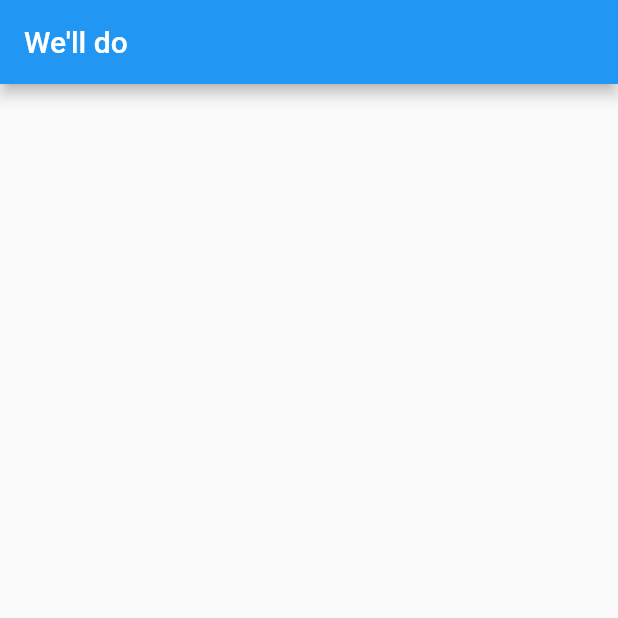
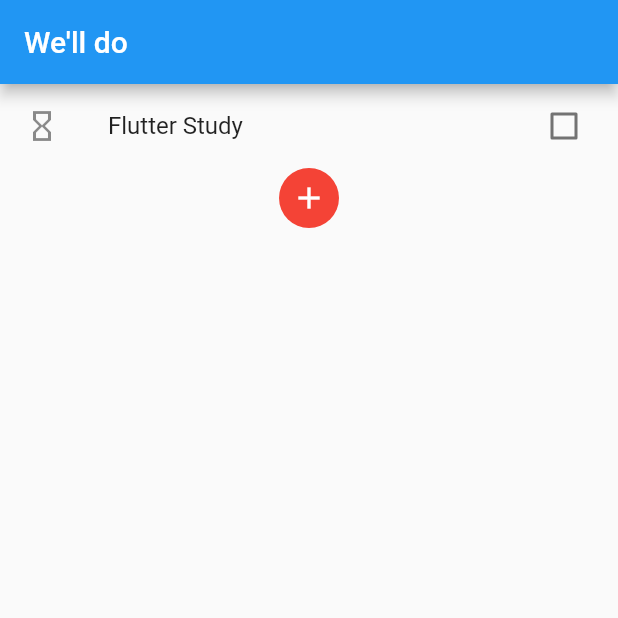
Before and after one commit to jpoh281/todoList, a Flutter app: the screen it shows after launch, on a phone screen of 412 x 824 dp, the top half of it. Run offline on Flutter 3.47's test engine with Material 2 defaults, Android fonts, the phone set to English and light mode, and no system bars.

Commit message:
2020-01-10 We'll do Project 1일차 시험용 CheckboxListTile & showDialog & AlertDialog

```diff
--- a/lib/main.dart
+++ b/lib/main.dart
@@ -1,15 +1,11 @@
 import 'package:flutter/material.dart';
+import 'package:todolist_jpoh/main_page.dart';
 
 void main() => runApp(Main());
 
 class Main extends StatelessWidget {
   @override
   Widget build(BuildContext context) {
-    return MaterialApp(
-      home: Scaffold(
-        appBar: AppBar(title: Text("We'll do")),
-        body: Container(),
-      ),
-    );
+    return MaterialApp(home: MainPage());
   }
 }
--- /dev/null
+++ b/lib/main_page.dart
@@ -0,0 +1,61 @@
+import 'package:flutter/cupertino.dart';
+import 'package:flutter/material.dart';
+import 'package:flutter/scheduler.dart';
+
+class MainPage extends StatefulWidget {
+  @override
+  _MainPageState createState() => _MainPageState();
+}
+
+class _MainPageState extends State<MainPage> {
+  bool _isChecked = false;
+  @override
+  Widget build(BuildContext context) {
+    return MaterialApp(
+      home: Scaffold(
+        appBar: AppBar(
+          title: Text("We'll do"),
+        ),
+        body: Column(
+          children: <Widget>[
+            CheckboxListTile(
+              title: const Text('Flutter Study'),
+              value: _isChecked,
+              onChanged: (_) {
+                setState(() {
+                  _isChecked = !_isChecked;
+                });
+              },
+              secondary: Icon(Icons.hourglass_empty),
+            ),
+            CircleAvatar(
+              backgroundColor: Colors.red,
+              child: IconButton(
+                  icon: Icon(
+                    Icons.add,
+                    color: Colors.white,
+                  ),
+                  onPressed: () => addSchedule(context)),
+            ),
+          ],
+        ),
+      ),
+    );
+  }
+}
+
+addSchedule(BuildContext context) {
+  return showDialog(
+      context: context,
+      builder: (_) => AlertDialog(
+              title: Text('To do List'),
+              content: Text('Do you want to add To do List?'),
+              actions: <Widget>[
+                FlatButton(
+                  child: Text('No'),
+                ),
+                FlatButton(
+                  child: Text('Yes'),
+                ),
+              ]));
+}
```
